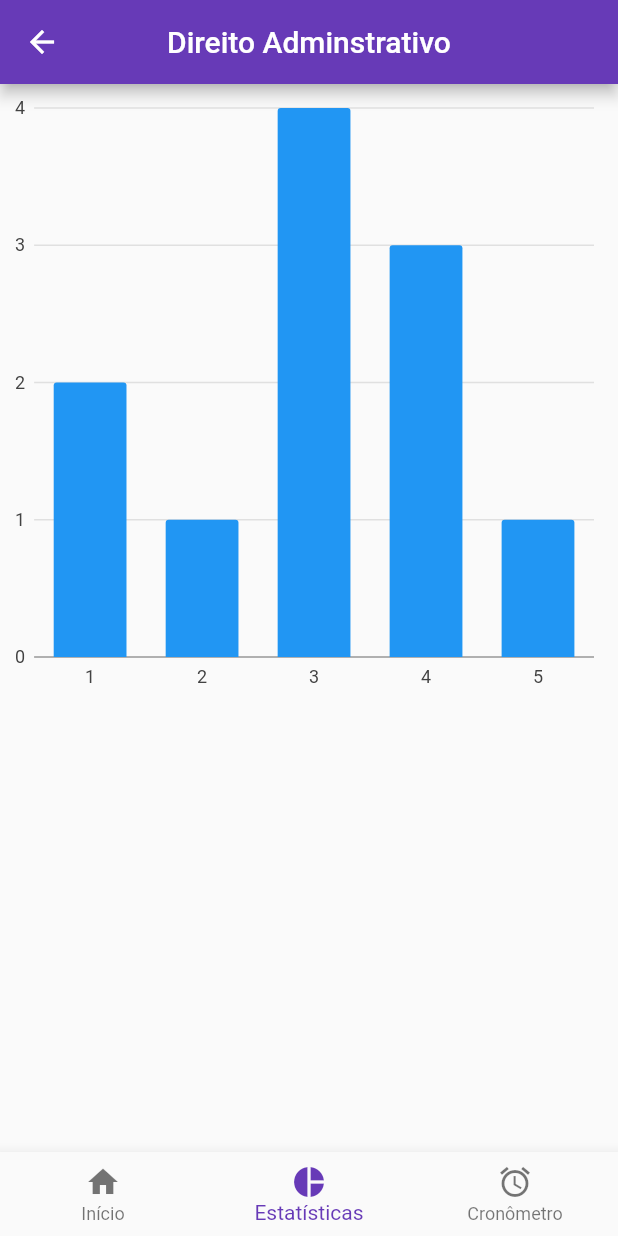
After one commit to JonathanMSFerreira/ceapp, a Flutter app: the DisciplinaPage screen opened directly, item 2 of the bottom bar chosen, on a phone screen of 412 x 824 dp. The commit adds this screen. Run offline on Flutter 3.47's test engine with Material 2 defaults, Android fonts, the phone set to English and light mode, and no system bars; our stand-ins replace charts_flutter, datetime_picker_formfield, flutter_calendar_carousel, table_calendar.

Commit message:
criação tabs disciplinas

```diff
--- /dev/null
+++ b/lib/ui/DisciplinaPage.dart
@@ -0,0 +1,64 @@
+import 'package:ceapp/ui/tabsDisciplinaPage/CronometroContent.dart';
+import 'package:ceapp/ui/tabsDisciplinaPage/EstatiticasContent.dart';
+import 'package:ceapp/ui/tabsDisciplinaPage/HomeDisciplinaContent.dart';
+import 'package:flutter/material.dart';
+
+class DisciplinaPage extends StatefulWidget {
+  @override
+  _DisciplinaPageState createState() => _DisciplinaPageState();
+}
+
+class _DisciplinaPageState extends State<DisciplinaPage> {
+
+
+  int _currentIndex = 0;
+
+  final List<Widget> _children = [
+
+  HomeDisciplinaContent(),
+
+    EstatisticasContent(),
+
+    CronometroContent(),
+  ];
+
+
+
+
+  void onTabTapped(int index) {
+    setState(() {
+      _currentIndex = index;
+    });
+  }
+
+
+
+  @override
+  Widget build(BuildContext context) {
+    return Scaffold(
+        appBar: AppBar(
+          centerTitle: true,
+          title: Text("Direito Adminstrativo"),
+        ),
+      bottomNavigationBar: BottomNavigationBar(
+        onTap: onTabTapped, // new
+        currentIndex: _currentIndex, // this will be set when a new tab is tapped
+        items: [
+          BottomNavigationBarItem(
+            icon: new Icon(Icons.home),
+            title: new Text('Início'),
+          ),
+          BottomNavigationBarItem(
+            icon: new Icon(Icons.pie_chart),
+            title: new Text('Estatísticas'),
+
+
+          ),
+          BottomNavigationBarItem(
+              icon: Icon(Icons.access_alarm), title: Text('Cronômetro'))
+        ],
+      ),
+        body: _children[_currentIndex],
+        );
+  }
+}
--- /dev/null
+++ b/lib/ui/tabsDisciplinaPage/EstatiticasContent.dart
@@ -0,0 +1,83 @@
+import 'package:flutter/material.dart';
+import 'package:charts_flutter/flutter.dart' as charts;
+
+class EstatisticasContent extends StatelessWidget {
+
+
+
+
+  @override
+  Widget build(BuildContext context) {
+
+    var data = [
+      DadoAluno("1",2),
+      DadoAluno("2",1),
+      DadoAluno("3",4),
+      DadoAluno("4",3),
+      DadoAluno("5",1),
+    ];
+
+    var series = [
+
+      charts.Series(
+
+          domainFn: (DadoAluno dadoAluno,_)=>dadoAluno.dia,
+          measureFn: (DadoAluno dadoAluno,_)=>dadoAluno.comportamento,
+          id: "Dados",
+          data: data
+
+
+      )
+
+    ];
+
+
+    var graficoComportamento = charts.BarChart(
+
+
+        series
+
+    );
+
+
+
+
+
+    return Column(
+      children: <Widget>[
+        Expanded(child:
+
+
+        GridView.count(
+          primary: false,
+          padding: const EdgeInsets.all(2.0),
+          crossAxisSpacing: 3.0,
+          crossAxisCount: 1,
+          children: <Widget>[
+            graficoComportamento,
+
+
+          ],
+        )
+
+
+        ),
+
+      ],
+
+    );
+
+
+
+  }
+
+
+}
+class DadoAluno{
+
+  String dia;
+  int comportamento;
+
+  DadoAluno(this.dia, this.comportamento);
+
+}
--- a/pubspec.yaml
+++ b/pubspec.yaml
@@ -30,6 +30,7 @@ dependencies:
   datetime_picker_formfield: ^0.1.8
   flutter_calendar_carousel: ^1.3.18
   table_calendar: ^2.0.1
+  charts_flutter: ^0.5.0
 
 
 dev_dependencies:
```
Also changed, not shown: lib/ui/CeAppPage.dart (+15 -22 lines), lib/ui/CronogramaPage.dart (renamed from lib/ui/CeCalendar.dart, +17 -94 lines), lib/ui/MateriaPage.dart (deleted, +0 -28 lines), lib/ui/tabsDisciplinaPage/CronometroContent.dart (renamed from lib/ui/util/Cronometro.dart, +35 -53 lines), lib/ui/tabsDisciplinaPage/HomeDisciplinaContent.dart (added, +14 -0 lines), pubspec.lock.
